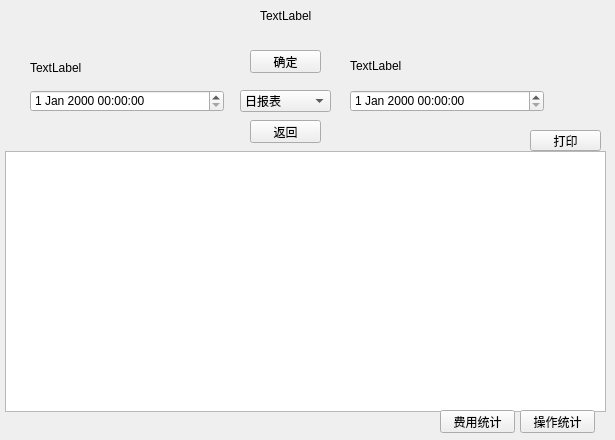
Old version of the form server/reportformwindow.ui in the repository dyzsr/se2019hotel.
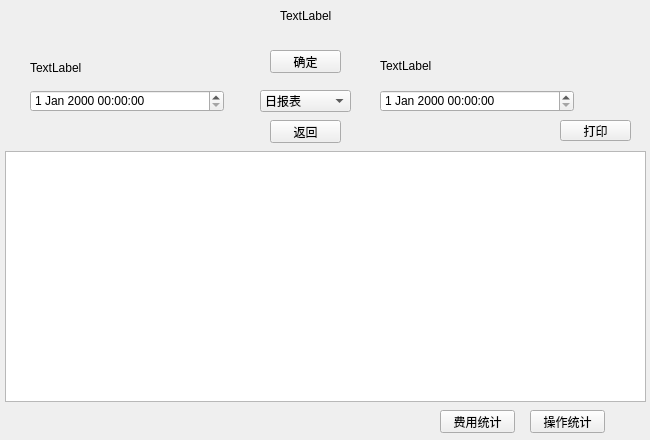
New version of the form.

```diff
--- a/server/reportformwindow.ui
+++ b/server/reportformwindow.ui
@@ -6,7 +6,7 @@
    <rect>
     <x>0</x>
     <y>0</y>
-    <width>615</width>
+    <width>650</width>
     <height>440</height>
    </rect>
   </property>
@@ -16,7 +16,7 @@
   <widget class="QLabel" name="title">
    <property name="geometry">
     <rect>
-     <x>260</x>
+     <x>280</x>
      <y>0</y>
      <width>71</width>
      <height>31</height>
@@ -39,7 +39,7 @@
   <widget class="QDateTimeEdit" name="e_dateTime">
    <property name="geometry">
     <rect>
-     <x>350</x>
+     <x>380</x>
      <y>90</y>
      <width>194</width>
      <height>22</height>
@@ -49,7 +49,7 @@
   <widget class="QPushButton" name="OK">
    <property name="geometry">
     <rect>
-     <x>250</x>
+     <x>270</x>
      <y>50</y>
      <width>71</width>
      <height>23</height>
@@ -62,7 +62,7 @@
   <widget class="QComboBox" name="type">
    <property name="geometry">
     <rect>
-     <x>240</x>
+     <x>260</x>
      <y>90</y>
      <width>91</width>
      <height>22</height>
@@ -100,7 +100,7 @@
   <widget class="QLabel" name="eend">
    <property name="geometry">
     <rect>
-     <x>350</x>
+     <x>380</x>
      <y>60</y>
      <width>54</width>
      <height>12</height>
@@ -115,15 +115,15 @@
     <rect>
      <x>5</x>
      <y>151</y>
-     <width>601</width>
-     <height>261</height>
+     <width>641</width>
+     <height>251</height>
     </rect>
    </property>
   </widget>
   <widget class="QPushButton" name="go_back">
    <property name="geometry">
     <rect>
-     <x>250</x>
+     <x>270</x>
      <y>120</y>
      <width>71</width>
      <height>23</height>
@@ -136,8 +136,8 @@
   <widget class="QPushButton" name="print">
    <property name="geometry">
     <rect>
-     <x>530</x>
-     <y>130</y>
+     <x>560</x>
+     <y>120</y>
      <width>71</width>
      <height>21</height>
     </rect>
@@ -149,7 +149,7 @@
   <widget class="QPushButton" name="viewreport">
    <property name="geometry">
     <rect>
-     <x>520</x>
+     <x>530</x>
      <y>410</y>
      <width>75</width>
      <height>23</height>
```
